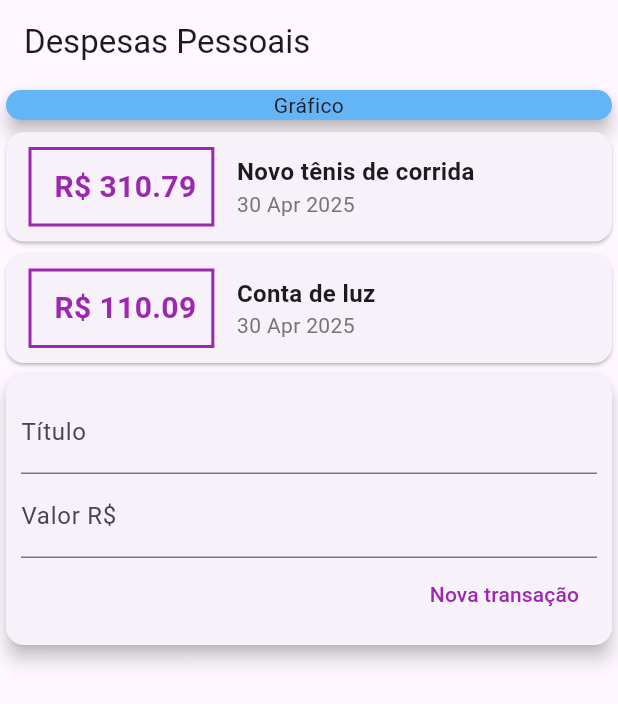
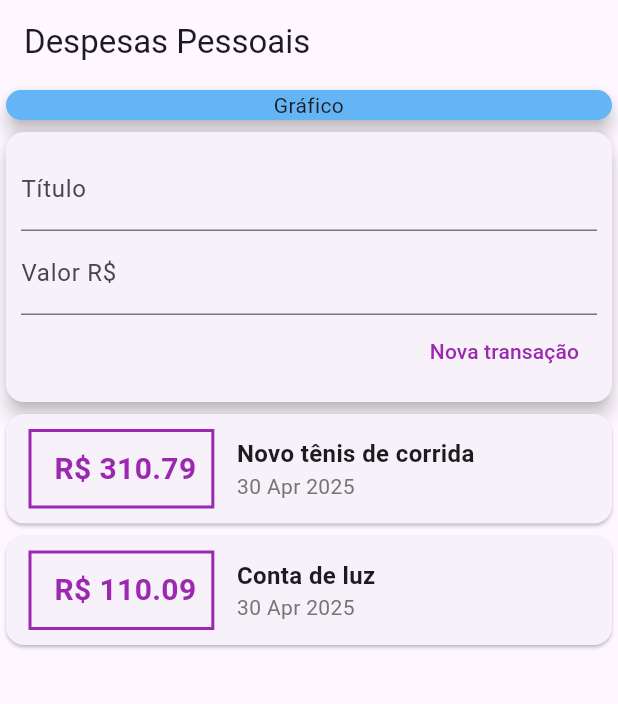
Before and after one commit to dm-moro/FlutterExpenses, a Flutter app: the screen it shows after launch, on a phone screen of 412 x 824 dp. Shown: the top 704 px of the screen. Run offline on Flutter 3.47's test engine with Material 3 defaults, Android fonts, the phone set to English and light mode, and no system bars.

Commit message:
refactor: Layout update

```diff
--- /dev/null
+++ b/lib/components/transaction_form.dart
@@ -0,0 +1,57 @@
+
+
+import 'package:flutter/material.dart';
+
+class TransactionForm extends StatelessWidget {
+
+  final titleController = TextEditingController();
+  final valueController = TextEditingController();
+
+  final void Function(String, double) onSubmit;
+
+  TransactionForm(this.onSubmit);
+
+  @override
+  Widget build(BuildContext context) {
+    return Card(
+            elevation: 5,
+            child: Padding(
+              padding: const EdgeInsets.all(10),
+              child: Column(
+                children: [
+                  TextField(
+                    controller: titleController,
+                    decoration: InputDecoration(
+                      labelText: 'Título'
+                    ),
+                  ),
+                  TextField(
+                    controller: valueController,
+                    decoration: InputDecoration(
+                      labelText: 'Valor R\$'
+                    ),
+                  ),
+                  Row(
+                    mainAxisAlignment: MainAxisAlignment.end,
+                    children: [
+                      TextButton(
+                        onPressed: () {
+                          final title = titleController.text;
+                          final value = double.tryParse(valueController.text) ?? 0.0;
+                          onSubmit(title, value);
+                        },
+                        child: Text(
+                          'Nova transação',
+                          style: TextStyle(
+                            color: Colors.purple,
+                          ),
+                        ),
+                      ),
+                    ],
+                  ),
+                ],
+              ),
+            ),
+          );
+  }
+}
--- /dev/null
+++ b/lib/components/transaction_list.dart
@@ -0,0 +1,69 @@
+import 'package:flutter/material.dart';
+import 'package:intl/intl.dart';
+import '../models/transaction.dart';
+
+
+class TransactionList extends StatelessWidget {
+
+  final List<Transaction> transactions;
+
+  TransactionList(this.transactions);
+
+  @override
+  Widget build(BuildContext context) {
+    return  Container(
+      height: 300,
+      child: SingleChildScrollView(
+        child: Column(
+                children: transactions.map((tr) {
+                  return Card(
+                    child: Row(
+                      children: [
+                        Container(
+                          margin:  EdgeInsets.symmetric(
+                            horizontal: 15,
+                            vertical: 10
+                          ),
+                          decoration: BoxDecoration(
+                            border: Border.all(
+                              color: Colors.purple,
+                              width: 2
+                            ),
+                          ),
+                          padding: EdgeInsets.all(10),
+                          child: Text(
+                            ' R\$ ${tr.value.toStringAsFixed(2)}',
+                            style: TextStyle(
+                              fontWeight: FontWeight.bold,
+                              fontSize: 20,
+                              color: Colors.purple,
+                            ),
+                          ),
+                        ),
+                        Column(
+                          crossAxisAlignment: CrossAxisAlignment.start,
+                          children: [
+                            Text(
+                              tr.title,
+                              style: TextStyle(
+                              fontSize: 16,
+                              fontWeight: FontWeight.bold
+                              ),
+                            ),
+                            Text(
+                              DateFormat('d MMM y').format(tr.date),
+                              style: TextStyle(
+                              color: Colors.grey[600]
+                              ),
+                            ),
+                          ],
+                        ),
+                      ],
+                    ),
+                  );
+                }).toList(),
+              ),
+      ),
+    );
+  }
+}
--- /dev/null
+++ b/lib/components/transaction_user.dart
@@ -0,0 +1,43 @@
+import 'dart:math';
+
+import 'package:flutter/material.dart';
+import 'transaction_form.dart';
+import 'transaction_list.dart';
+import '../models/transaction.dart';
+
+class TransactionUser extends StatefulWidget {
+
+  @override
+  State<TransactionUser> createState() => _TransactionUserStateState();
+}
+
+class _TransactionUserStateState extends State<TransactionUser> {
+
+    final _transactions = [
+    Transaction(id: 't1', title: 'Novo tênis de corrida', value: 310.79, date: DateTime.now()),
+    Transaction(id: 't2', title: 'Conta de luz', value: 110.09, date: DateTime.now()),
+  ];
+
+  _addTransaction(String title, double value) {
+    final newTransaction = Transaction(
+      id: Random().nextDouble().toString(),
+      title: title,
+      value: value,
+      date: DateTime.now(),
+    );
+
+    setState(() {
+      _transactions.add(newTransaction);
+    });
+  }
+
+  @override
+  Widget build(BuildContext context) {
+    return Column(
+      children: [
+        TransactionForm(_addTransaction),
+        TransactionList(_transactions),
+      ],
+    );
+  }
+}
--- a/lib/main.dart
+++ b/lib/main.dart
@@ -1,6 +1,6 @@
 import 'package:expenses/models/transaction.dart';
 import 'package:flutter/material.dart';
-import 'package:intl/intl.dart';
+import '../components/transaction_user.dart';
 
 main() => runApp(ExpensesApp());
 
@@ -14,17 +14,14 @@ class ExpensesApp extends StatelessWidget {
 }
 
 class MyHomePage extends StatelessWidget {
-  final _transactions = [
-    Transaction(id: 't1', title: 'Novo tênis de corrida', value: 310.79, date: DateTime.now()),
-    Transaction(id: 't2', title: 'Conta de luz', value: 110.09, date: DateTime.now()),
-  ];
 
   @override
   Widget build(BuildContext context) {
     return Scaffold(
       appBar: AppBar(title: Text("Despesas Pessoais"),
       ),
-      body: Column(
+      body: SingleChildScrollView(
+        child: Column(
           crossAxisAlignment: CrossAxisAlignment.stretch,
           children: [
             Container(
@@ -36,90 +33,9 @@ class MyHomePage extends StatelessWidget {
                 textAlign: TextAlign.center),
               ),
             ),
-          Column(
-            children: _transactions.map((tr) {
-              return Card(
-                child: Row(
-                  children: [
-                    Container(
-                      margin:  EdgeInsets.symmetric(
-                        horizontal: 15,
-                        vertical: 10
-                      ),
-                      decoration: BoxDecoration(
-                        border: Border.all(
-                          color: Colors.purple,
-                          width: 2
-                        ),
-                      ),
-                      padding: EdgeInsets.all(10),
-                      child: Text(
-                        ' R\$ ${tr.value.toStringAsFixed(2)}',
-                        style: TextStyle(
-                          fontWeight: FontWeight.bold,
-                          fontSize: 20,
-                          color: Colors.purple,
-                        ),
-                      ),
-                    ),
-                    Column(
-                      crossAxisAlignment: CrossAxisAlignment.start,
-                      children: [
-                        Text(
-                          tr.title,
-                          style: TextStyle(
-                          fontSize: 16,
-                          fontWeight: FontWeight.bold
-                          ),
-                        ),
-                        Text(
-                          DateFormat('d MMM y').format(tr.date),
-                          style: TextStyle(
-                          color: Colors.grey[600]
-                          ),
-                        ),
+            TransactionUser(),
           ],
         ),
-                  ],
-                ),
-              );
-            }).toList(),
-          ),
-          Card(
-            elevation: 5,
-            child: Padding(
-              padding: const EdgeInsets.all(10),
-              child: Column(
-                children: [
-                  TextField(
-                    decoration: InputDecoration(
-                      labelText: 'Título'
-                    ),
-                  ),
-                  TextField(
-                    decoration: InputDecoration(
-                      labelText: 'Valor R\$'
-                    ),
-                  ),
-                  Row(
-                    mainAxisAlignment: MainAxisAlignment.end,
-                    children: [
-                      TextButton(
-                        onPressed: () {},
-                        child: Text(
-                          'Nova transação',
-                          style: TextStyle(
-                            color: Colors.purple
-                          ),
-                        ),
-                      ),
-                    ],
-                  ),
-                ],
-              ),
-            ),
-          )
-        ],
       ),
     );
   }
```
Lines whose indentation alone changed are shown as unchanged.
